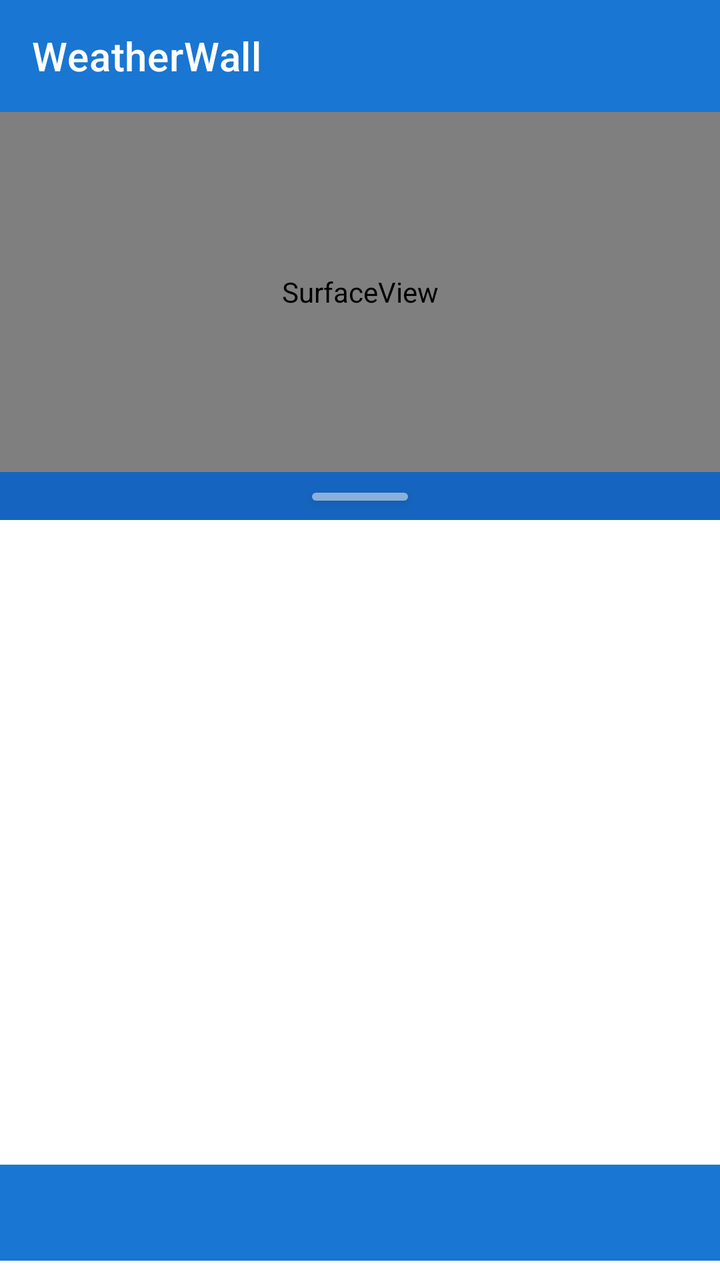
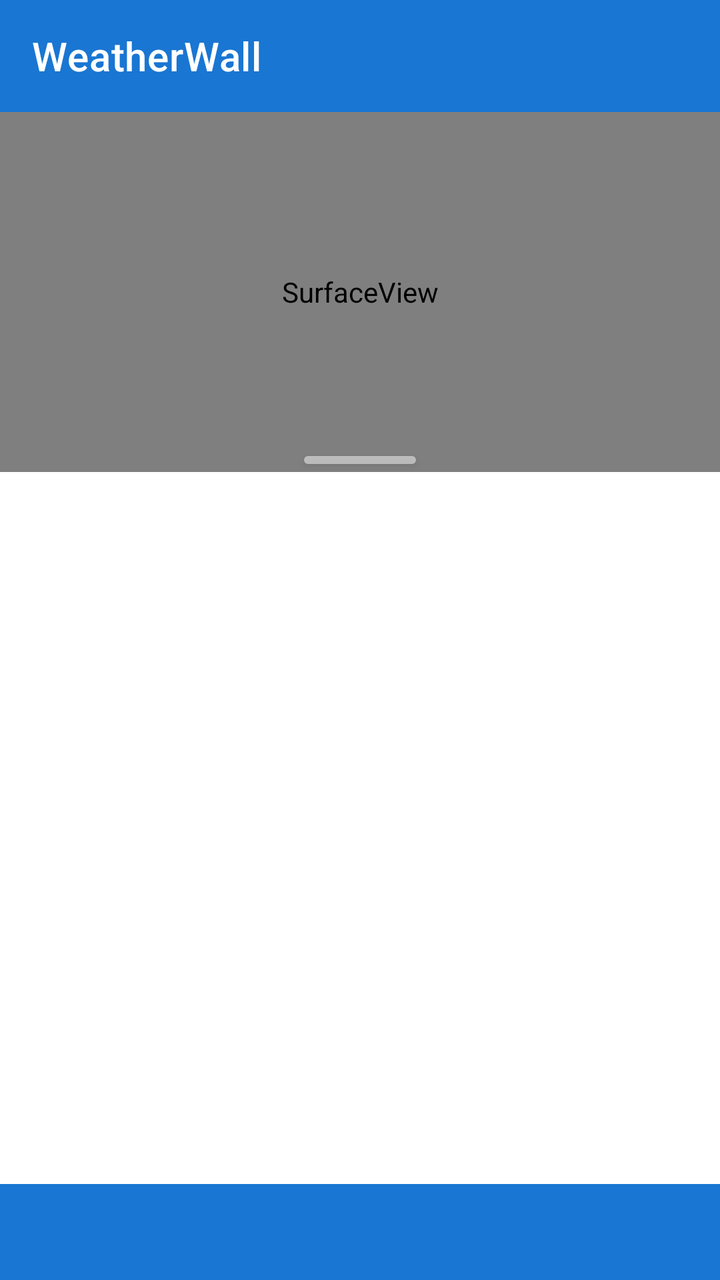

Compare the two renders of this Android layout. The source of the first and the diff that turns it into the second are given below.
<!-- AndroidManifest.xml: activity theme Theme.WeatherWall -->
<!-- res/layout/activity_main.xml -->
<?xml version="1.0" encoding="utf-8"?>
<LinearLayout xmlns:android="http://schemas.android.com/apk/res/android"
    xmlns:app="http://schemas.android.com/apk/res-auto"
    android:layout_width="match_parent"
    android:layout_height="match_parent"
    android:orientation="vertical">

    <com.google.android.material.appbar.MaterialToolbar
        android:id="@+id/toolbar"
        android:layout_width="match_parent"
        android:layout_height="?attr/actionBarSize"
        android:background="?attr/colorPrimary"
        app:title="@string/app_name"
        app:titleTextColor="@android:color/white" />

    
    <SurfaceView
        android:id="@+id/preview_surface"
        android:layout_width="match_parent"
        android:layout_height="180dp" />

    
    <View
        android:id="@+id/resize_handle"
        android:layout_width="match_parent"
        android:layout_height="24dp"
        android:background="?attr/colorPrimaryVariant"
        android:clickable="true"
        android:focusable="true" />
    
    
    <View
        android:id="@+id/handle_indicator"
        android:layout_width="48dp"
        android:layout_height="4dp"
        android:layout_gravity="center_horizontal"
        android:layout_marginTop="-14dp"
        android:background="@drawable/handle_indicator"
        android:elevation="4dp" />

    
    <androidx.viewpager2.widget.ViewPager2
        android:id="@+id/view_pager"
        android:layout_width="match_parent"
        android:layout_height="0dp"
        android:layout_weight="1" />

    
    <com.google.android.material.tabs.TabLayout
        android:id="@+id/tab_layout"
        android:layout_width="match_parent"
        android:layout_height="wrap_content"
        android:background="?attr/colorPrimary"
        app:tabTextColor="@android:color/white"
        app:tabSelectedTextColor="@android:color/white"
        app:tabIndicatorColor="@android:color/white"
        app:tabMode="fixed"
        app:tabGravity="fill" />

</LinearLayout>
<!-- resources referenced by this layout -->
<resources>
  <!-- drawable handle_indicator (drawable) -->
  <?xml version="1.0" encoding="utf-8"?>
  <shape xmlns:android="http://schemas.android.com/apk/res/android"
      android:shape="rectangle">
      <solid android:color="#80FFFFFF" />
      <corners android:radius="2dp" />
  </shape>
  <string name="app_name">WeatherWall</string>
  <style name="Theme.WeatherWall" parent="Theme.MaterialComponents.DayNight.NoActionBar">
          <item name="colorPrimary">#1976D2</item>
          <item name="colorPrimaryDark">#1565C0</item>
          <item name="colorPrimaryVariant">#1565C0</item>
          <item name="colorOnPrimary">#FFFFFF</item>
          <item name="colorSecondary">#4fc3f7</item>
          <item name="colorSecondaryVariant">#03A9F4</item>
          <item name="colorOnSecondary">#000000</item>
          <item name="android:statusBarColor">?attr/colorPrimaryDark</item>
      </style>
</resources>

<!-- the commit's change to res/layout/activity_main.xml (unified diff, before → after) -->
@@ -14,29 +14,37 @@
         app:titleTextColor="@android:color/white" />
 
     
-    <SurfaceView
-        android:id="@+id/preview_surface"
+    <FrameLayout
+        android:id="@+id/preview_container"
         android:layout_width="match_parent"
-        android:layout_height="180dp" />
-
-    
-    <View
-        android:id="@+id/resize_handle"
-        android:layout_width="match_parent"
-        android:layout_height="24dp"
-        android:background="?attr/colorPrimaryVariant"
-        android:clickable="true"
-        android:focusable="true" />
-    
-    
-    <View
-        android:id="@+id/handle_indicator"
-        android:layout_width="48dp"
-        android:layout_height="4dp"
-        android:layout_gravity="center_horizontal"
-        android:layout_marginTop="-14dp"
-        android:background="@drawable/handle_indicator"
-        android:elevation="4dp" />
+        android:layout_height="180dp">
+        
+        
+        <SurfaceView
+            android:id="@+id/preview_surface"
+            android:layout_width="match_parent"
+            android:layout_height="match_parent" />
+        
+        
+        <View
+            android:id="@+id/resize_handle"
+            android:layout_width="match_parent"
+            android:layout_height="32dp"
+            android:layout_gravity="bottom"
+            android:background="@android:color/transparent"
+            android:clickable="true"
+            android:focusable="true" />
+        
+        
+        <View
+            android:id="@+id/handle_indicator"
+            android:layout_width="56dp"
+            android:layout_height="4dp"
+            android:layout_gravity="bottom|center_horizontal"
+            android:layout_marginBottom="4dp"
+            android:background="@drawable/handle_indicator"
+            android:elevation="2dp" />
+    </FrameLayout>
 
     
     <androidx.viewpager2.widget.ViewPager2
